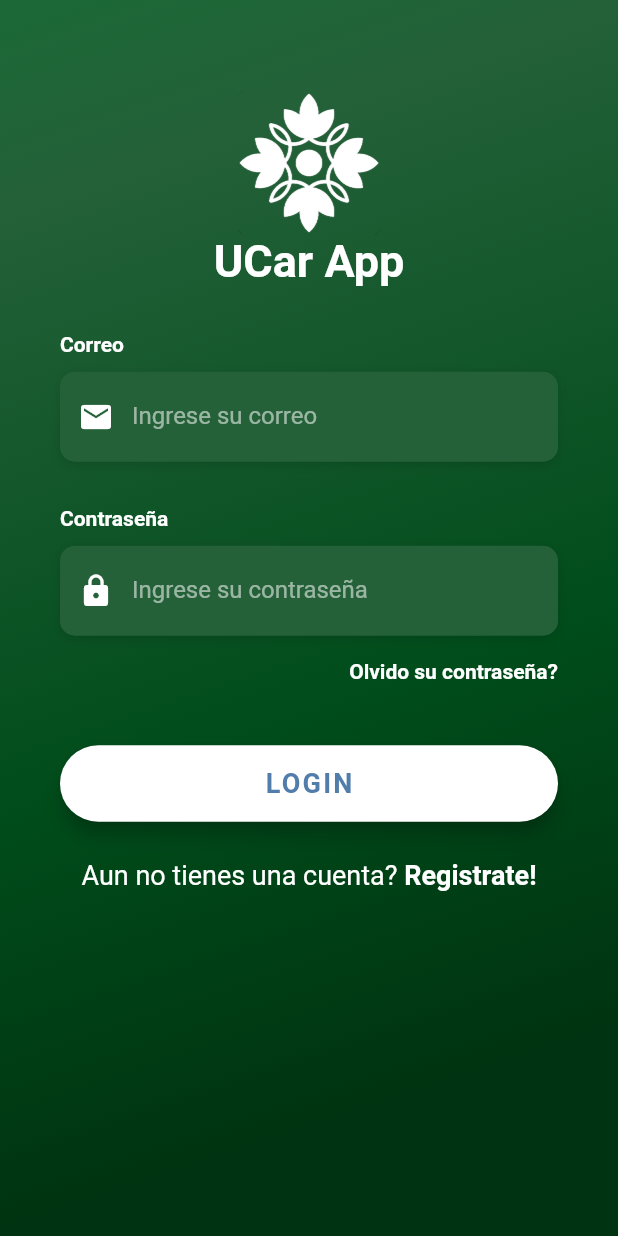
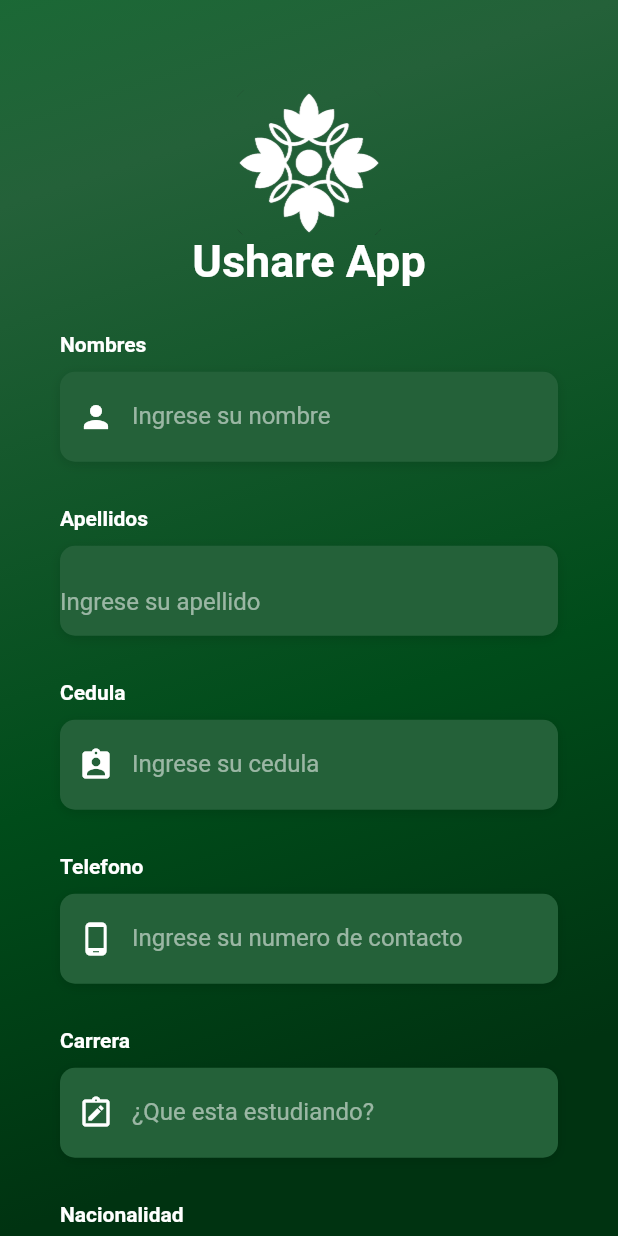
Before and after one commit to digic93/ushare_car, a Flutter app: the screen it shows after launch, after a tap on an icon or button, on a phone screen of 412 x 824 dp. Run offline on Flutter 3.47's test engine with Material 2 defaults, Android fonts, the phone set to English and light mode, and no system bars; Roboto replaces fonts that are missing (OpenSans).

```diff
--- a/lib/main.dart
+++ b/lib/main.dart
@@ -1,5 +1,6 @@
 import 'package:flutter/material.dart';
 import 'package:proyecto_final/pages/login_page.dart';
+import 'package:proyecto_final/pages/registrar_page.dart';
 
 void main() {
   runApp(const MyApp());
@@ -15,7 +16,8 @@ class MyApp extends StatelessWidget {
       theme: ThemeData.light().copyWith(scaffoldBackgroundColor: Colors.grey),
       initialRoute: 'login',
       debugShowCheckedModeBanner: false,
-      routes: {'login': (_) => LoginPage()},
+      routes: {'login': (_) => LoginPage(),
+      'registro' : (_)=> RegistrarPage()},
     );
   }
 }
--- a/lib/pages/login_page.dart
+++ b/lib/pages/login_page.dart
@@ -1,6 +1,6 @@
 import 'package:flutter/material.dart';
 import 'package:flutter/services.dart';
-
+import 'package:provider/provider.dart';
 import '../utilities/constants.dart';
 
 class LoginPage extends StatefulWidget {
@@ -124,8 +124,10 @@ class _LoginScreenState extends State<LoginPage> {
   }
 
   Widget _buildSignupBtn() {
-    return GestureDetector(
-      onTap: () => print('Sign Up Button Pressed'),
+    return Container(
+      alignment: Alignment.centerRight,
+      child: FlatButton(
+        onPressed: () => Navigator.pushNamed(context, 'registro'),
       child: RichText(
         text: TextSpan(
           children: [
@@ -137,6 +139,7 @@ class _LoginScreenState extends State<LoginPage> {
                 fontWeight: FontWeight.w400,
               ),
             ),
+
             TextSpan(
               text: 'Registrate!',
               style: TextStyle(
@@ -144,15 +147,20 @@ class _LoginScreenState extends State<LoginPage> {
                 fontSize: 18.0,
                 fontWeight: FontWeight.bold,
               ),
+
+
             ),
           ],
         ),
       ),
+    )
+
     );
   }
 
   @override
   Widget build(BuildContext context) {
+
     return Scaffold(
       body: AnnotatedRegion<SystemUiOverlayStyle>(
         value: SystemUiOverlayStyle.light,
@@ -183,7 +191,7 @@ class _LoginScreenState extends State<LoginPage> {
                         ),
                       ),
                       Text(
-                        'UCar App',
+                        'Ushare App',
                         style: TextStyle(
                           color: Colors.white,
                           fontFamily: 'OpenSans',
--- /dev/null
+++ b/lib/pages/registrar_page.dart
@@ -0,0 +1,453 @@
+import 'package:flutter/material.dart';
+import 'package:flutter/services.dart';
+import 'package:provider/provider.dart';
+import '../utilities/constants.dart';
+
+
+class RegistrarPage extends StatefulWidget {
+  @override
+  _RegistrarScreenState createState() => _RegistrarScreenState();
+}
+
+class _RegistrarScreenState extends State<RegistrarPage> {
+  bool _rememberMe = false;
+
+  Widget _buildNombresTF() {
+    return Column(
+      crossAxisAlignment: CrossAxisAlignment.start,
+      children: <Widget>[
+        Text(
+          'Nombres',
+          style: kLabelStyle,
+        ),
+        SizedBox(height: 10.0),
+        Container(
+          alignment: Alignment.centerLeft,
+          decoration: kBoxDecorationStyle,
+          height: 60.0,
+          child: TextField(
+            keyboardType: TextInputType.name,
+            style: TextStyle(
+              color: Colors.white,
+              fontFamily: 'OpenSans',
+            ),
+            decoration: InputDecoration(
+              border: InputBorder.none,
+              contentPadding: EdgeInsets.only(top: 14.0),
+              prefixIcon: Icon(
+                Icons.person,
+                color: Colors.white,
+              ),
+              hintText: 'Ingrese su nombre',
+              hintStyle: kHintTextStyle,
+            ),
+          ),
+        ),
+      ],
+    );
+  }
+
+Widget _buildApellidosTF() {
+    return Column(
+      crossAxisAlignment: CrossAxisAlignment.start,
+      children: <Widget>[
+        Text(
+          'Apellidos',
+          style: kLabelStyle,
+        ),
+        SizedBox(height: 10.0),
+        Container(
+          alignment: Alignment.centerLeft,
+          decoration: kBoxDecorationStyle,
+          height: 60.0,
+          child: TextField(
+            keyboardType: TextInputType.name,
+            style: TextStyle(
+              color: Colors.white,
+              fontFamily: 'OpenSans',
+            ),
+            decoration: InputDecoration(
+              border: InputBorder.none,
+              contentPadding: EdgeInsets.only(top: 14.0),
+
+              hintText: 'Ingrese su apellido',
+              hintStyle: kHintTextStyle,
+            ),
+          ),
+        ),
+      ],
+    );
+  }
+  Widget _buildTelefonoTF() {
+    return Column(
+      crossAxisAlignment: CrossAxisAlignment.start,
+      children: <Widget>[
+        Text(
+          'Telefono',
+          style: kLabelStyle,
+        ),
+        SizedBox(height: 10.0),
+        Container(
+          alignment: Alignment.centerLeft,
+          decoration: kBoxDecorationStyle,
+          height: 60.0,
+          child: TextField(
+            keyboardType: TextInputType.phone,
+            style: TextStyle(
+              color: Colors.white,
+              fontFamily: 'OpenSans',
+            ),
+            decoration: InputDecoration(
+              border: InputBorder.none,
+              contentPadding: EdgeInsets.only(top: 14.0),
+              prefixIcon: Icon(
+                Icons.phone_android,
+                color: Colors.white,
+              ),
+              hintText: 'Ingrese su numero de contacto',
+              hintStyle: kHintTextStyle,
+            ),
+          ),
+        ),
+      ],
+    );
+  }
+  Widget _buildCedulaTF() {
+    return Column(
+      crossAxisAlignment: CrossAxisAlignment.start,
+      children: <Widget>[
+        Text(
+          'Cedula',
+          style: kLabelStyle,
+        ),
+        SizedBox(height: 10.0),
+        Container(
+          alignment: Alignment.centerLeft,
+          decoration: kBoxDecorationStyle,
+          height: 60.0,
+          child: TextField(
+            keyboardType: TextInputType.number,
+            style: TextStyle(
+              color: Colors.white,
+              fontFamily: 'OpenSans',
+            ),
+            decoration: InputDecoration(
+              border: InputBorder.none,
+              contentPadding: EdgeInsets.only(top: 14.0),
+              prefixIcon: Icon(
+                Icons.assignment_ind_rounded,
+                color: Colors.white,
+              ),
+              hintText: 'Ingrese su cedula',
+              hintStyle: kHintTextStyle,
+            ),
+          ),
+        ),
+      ],
+    );
+  }
+  Widget _buildCarreraTF() {
+    return Column(
+      crossAxisAlignment: CrossAxisAlignment.start,
+      children: <Widget>[
+        Text(
+          'Carrera',
+          style: kLabelStyle,
+        ),
+        SizedBox(height: 10.0),
+        Container(
+          alignment: Alignment.centerLeft,
+          decoration: kBoxDecorationStyle,
+          height: 60.0,
+          child: TextField(
+            keyboardType: TextInputType.text,
+            style: TextStyle(
+              color: Colors.white,
+              fontFamily: 'OpenSans',
+            ),
+            decoration: InputDecoration(
+              border: InputBorder.none,
+              contentPadding: EdgeInsets.only(top: 14.0),
+              prefixIcon: Icon(
+                Icons.note_alt_outlined,
+                color: Colors.white,
+              ),
+              hintText: '¿Que esta estudiando?',
+              hintStyle: kHintTextStyle,
+            ),
+          ),
+        ),
+      ],
+    );
+  }
+  Widget _buildNacionalidadTF() {
+    return Column(
+      crossAxisAlignment: CrossAxisAlignment.start,
+      children: <Widget>[
+        Text(
+          'Nacionalidad',
+          style: kLabelStyle,
+        ),
+        SizedBox(height: 10.0),
+        Container(
+          alignment: Alignment.centerLeft,
+          decoration: kBoxDecorationStyle,
+          height: 60.0,
+          child: TextField(
+            keyboardType: TextInputType.text,
+            style: TextStyle(
+              color: Colors.white,
+              fontFamily: 'OpenSans',
+            ),
+            decoration: InputDecoration(
+              border: InputBorder.none,
+              contentPadding: EdgeInsets.only(top: 14.0),
+              prefixIcon: Icon(
+                Icons.not_listed_location_outlined,
+                color: Colors.white,
+              ),
+              hintText: '¿De donde es?',
+              hintStyle: kHintTextStyle,
+            ),
+          ),
+        ),
+      ],
+    );
+  }
+
+  Widget _buildEmailTF() {
+    return Column(
+      crossAxisAlignment: CrossAxisAlignment.start,
+      children: <Widget>[
+        Text(
+          'Correo',
+          style: kLabelStyle,
+        ),
+        SizedBox(height: 10.0),
+        Container(
+          alignment: Alignment.centerLeft,
+          decoration: kBoxDecorationStyle,
+          height: 60.0,
+          child: TextField(
+            keyboardType: TextInputType.emailAddress,
+            style: TextStyle(
+              color: Colors.white,
+              fontFamily: 'OpenSans',
+            ),
+            decoration: InputDecoration(
+              border: InputBorder.none,
+              contentPadding: EdgeInsets.only(top: 14.0),
+              prefixIcon: Icon(
+                Icons.email,
+                color: Colors.white,
+              ),
+              hintText: 'Ingrese su correo',
+              hintStyle: kHintTextStyle,
+            ),
+          ),
+        ),
+      ],
+    );
+  }
+
+  Widget _buildPasswordTF() {
+    return Column(
+      crossAxisAlignment: CrossAxisAlignment.start,
+      children: <Widget>[
+        Text(
+          'Contraseña',
+          style: kLabelStyle,
+        ),
+        SizedBox(height: 10.0),
+        Container(
+          alignment: Alignment.centerLeft,
+          decoration: kBoxDecorationStyle,
+          height: 60.0,
+          child: TextField(
+            obscureText: true,
+            style: TextStyle(
+              color: Colors.white,
+              fontFamily: 'OpenSans',
+            ),
+            decoration: InputDecoration(
+              border: InputBorder.none,
+              contentPadding: EdgeInsets.only(top: 14.0),
+              prefixIcon: Icon(
+                Icons.lock,
+                color: Colors.white,
+              ),
+              hintText: 'Ingrese su contraseña',
+              hintStyle: kHintTextStyle,
+            ),
+          ),
+        ),
+      ],
+    );
+  }
+
+  Widget _buildLoginBtn() {
+    return Container(
+      padding: EdgeInsets.symmetric(vertical: 25.0),
+      width: double.infinity,
+      child: RaisedButton(
+        elevation: 5.0,
+        onPressed: () {
+          Navigator.pushNamed(context, 'home');
+        },
+        padding: EdgeInsets.all(15.0),
+        shape: RoundedRectangleBorder(
+          borderRadius: BorderRadius.circular(30.0),
+        ),
+        color: Colors.white,
+        child: Text(
+          'REGISTRAR',
+          style: TextStyle(
+            color: Color(0xFF527DAA),
+            letterSpacing: 1.5,
+            fontSize: 18.0,
+            fontWeight: FontWeight.bold,
+            fontFamily: 'OpenSans',
+          ),
+        ),
+      ),
+    );
+  }
+   @override
+  Widget build(BuildContext context) {
+
+    return Scaffold(
+      body: AnnotatedRegion<SystemUiOverlayStyle>(
+        value: SystemUiOverlayStyle.light,
+        child: GestureDetector(
+          onTap: () => FocusScope.of(context).unfocus(),
+          child: Stack(
+            children: <Widget>[
+              Container(
+                height: double.infinity,
+                width: double.infinity,
+                decoration: backgroundDecoration,
+              ),
+              Container(
+                height: double.infinity,
+                child: SingleChildScrollView(
+                  physics: AlwaysScrollableScrollPhysics(),
+                  padding: EdgeInsets.symmetric(
+                    horizontal: 40.0,
+                    vertical: 60.0,
+                  ),
+                  child: Column(
+                    mainAxisAlignment: MainAxisAlignment.center,
+                    children: <Widget>[
+                      Container(
+                        child: Image.asset(
+                          'assets/logoUC.png',
+                          scale: 6,
+                        ),
+                      ),
+                      Text(
+                        'Ushare App',
+                        style: TextStyle(
+                          color: Colors.white,
+                          fontFamily: 'OpenSans',
+                          fontSize: 30.0,
+                          fontWeight: FontWeight.bold,
+                        ),
+                      ),
+                      SizedBox(height: 30.0),
+                      _buildNombresTF(),
+                      SizedBox(height: 30.0),
+                      _buildApellidosTF(),
+                      SizedBox(height: 30.0),
+                      _buildCedulaTF(),
+                      SizedBox(height: 30.0),
+                      _buildTelefonoTF(),
+                      SizedBox(height: 30.0),
+                      _buildCarreraTF(),
+                      SizedBox(height: 30.0),
+                      _buildNacionalidadTF(),
+                      SizedBox(height: 30.0),
+                      _buildEmailTF(),
+                      SizedBox(
+                        height: 30.0,
+                      ),
+                      _buildPasswordTF(),
+                       SizedBox(
+                        height: 30.0,),
+                      _buildLoginBtn(),
+                      SizedBox(
+                        height: 30.0,),
+
+                    ],
+                  ),
+                ),
+              )
+            ],
+          ),
+        ),
+      ),
+    );
+  }
+}
+
+class LabeledCheckbox extends StatelessWidget {
+  const LabeledCheckbox({
+    super.key,
+    required this.label,
+    required this.padding,
+    required this.value,
+    required this.onChanged,
+  });
+
+  final String label;
+  final EdgeInsets padding;
+  final bool value;
+  final ValueChanged<bool> onChanged;
+
+  @override
+  Widget build(BuildContext context) {
+    return InkWell(
+      onTap: () {
+        onChanged(!value);
+      },
+      child: Padding(
+        padding: padding,
+        child: Row(
+          children: <Widget>[
+            Expanded(child: Text(label)),
+            Checkbox(
+              value: value,
+              onChanged: (bool? newValue) {
+                onChanged(newValue!);
+              },
+            ),
+          ],
+        ),
+      ),
+    );
+  }
+}
+
+class MyStatefulWidget extends StatefulWidget {
+  const MyStatefulWidget({super.key});
+
+  @override
+  State<MyStatefulWidget> createState() => _MyStatefulWidgetState();
+}
+
+class _MyStatefulWidgetState extends State<MyStatefulWidget> {
+  bool _isSelected = false;
+
+  @override
+  Widget build(BuildContext context) {
+    return LabeledCheckbox(
+      label: 'Soy Conductor',
+      padding: const EdgeInsets.symmetric(horizontal: 20.0),
+      value: _isSelected,
+      onChanged: (bool newValue) {
+        setState(() {
+          _isSelected = newValue;
+        });
+      },
+    );
+  }
+}
--- a/lib/utilities/constants.dart
+++ b/lib/utilities/constants.dart
@@ -1,6 +1,6 @@
 import 'package:flutter/material.dart';
 
-final appName = 'UCar App';
+final appName = 'Ushare App';
 
 final kHintTextStyle = TextStyle(
   color: Colors.white54,
--- a/pubspec.yaml
+++ b/pubspec.yaml
@@ -34,6 +34,10 @@ dependencies:
   # The following adds the Cupertino Icons font to your application.
   # Use with the CupertinoIcons class for iOS style icons.
   cupertino_icons: ^1.0.2
+  footer: ^0.0.4
+  provider: ^5.0.0
+  http: ^0.13.3
+  flutter_secure_storage: ^5.0.2
 
 dev_dependencies:
   flutter_test:
```
Also changed, not shown: pubspec.lock, 5 other files.
